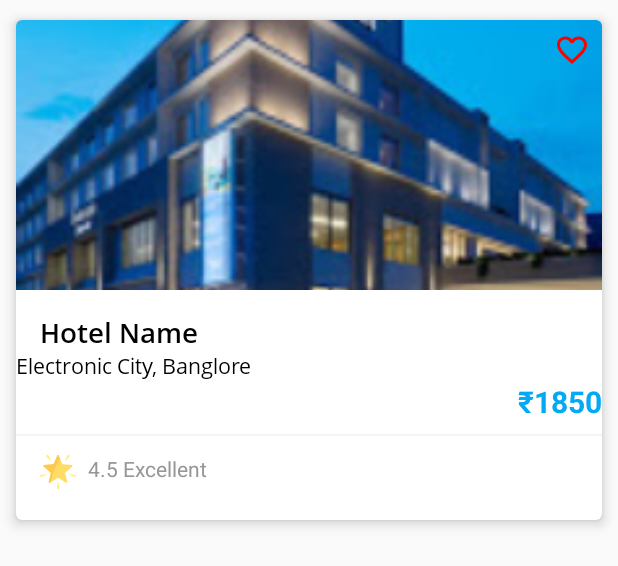
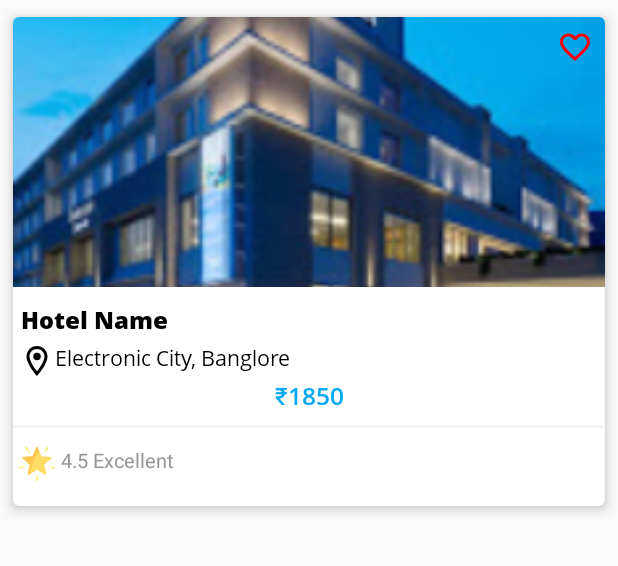
Before and after one commit to anyemiuser/OmOwner-master-110819-1131, an Android app: the layout recommended_hotel.xml on its own in the app's theme, with its tools: preview values and no code run, on a phone screen of 412 x 824 dp. Shown: the top 566 px of the screen. Run offline under Robolectric (Android 15) with nearby library versions, the phone set to English and light mode, and no system bars.

Commit message:
recommonded  hotel improvements

```diff
--- a/app/src/main/java/com/anyemi/omrooms/Adapters/HotelAdapter.java
+++ b/app/src/main/java/com/anyemi/omrooms/Adapters/HotelAdapter.java
@@ -10,13 +10,10 @@ import android.widget.ImageView;
 import android.widget.TextView;
 
 import com.anyemi.omrooms.Model.Top10Hotel;
-import com.anyemi.omrooms.Model.TopHotels;
-import com.anyemi.omrooms.Models.Hotels;
 import com.anyemi.omrooms.R;
 import com.bumptech.glide.Glide;
 import com.bumptech.glide.load.engine.DiskCacheStrategy;
 
-import java.util.ArrayList;
 import java.util.List;
 
 public class HotelAdapter extends RecyclerView.Adapter<HotelAdapter.MyHotelViewHolder> {
@@ -33,7 +30,7 @@ public class HotelAdapter extends RecyclerView.Adapter<HotelAdapter.MyHotelViewH
     @NonNull
     @Override
     public MyHotelViewHolder onCreateViewHolder(@NonNull ViewGroup viewGroup, int i) {
-        View view = LayoutInflater.from(viewGroup.getContext()).inflate(R.layout.recomonded_hotel, viewGroup, false);
+        View view = LayoutInflater.from(viewGroup.getContext()).inflate(R.layout.recommended_hotel, viewGroup, false);
         return new MyHotelViewHolder(view);
     }
 
--- /dev/null
+++ b/app/src/main/res/drawable/ic_outline_location.xml
@@ -0,0 +1,12 @@
+<vector xmlns:android="http://schemas.android.com/apk/res/android"
+    android:width="24dp"
+    android:height="24dp"
+    android:viewportWidth="24"
+    android:viewportHeight="24">
+  <path
+      android:fillColor="#FF000000"
+      android:pathData="M12,2C8.13,2 5,5.13 5,9c0,5.25 7,13 7,13s7,-7.75 7,-13c0,-3.87 -3.13,-7 -7,-7zM7,9c0,-2.76 2.24,-5 5,-5s5,2.24 5,5c0,2.88 -2.88,7.19 -5,9.88C9.92,16.21 7,11.85 7,9z"/>
+  <path
+      android:fillColor="#FF000000"
+      android:pathData="M12,9m-2.5,0a2.5,2.5 0,1 1,5 0a2.5,2.5 0,1 1,-5 0"/>
+</vector>
--- a/app/src/main/res/layout/recomonded_hotel.xml
+++ b/app/src/main/res/layout/recommended_hotel.xml
@@ -6,14 +6,13 @@
 
     <android.support.v7.widget.CardView xmlns:android="http://schemas.android.com/apk/res/android"
         xmlns:app="http://schemas.android.com/apk/res-auto"
-        xmlns:tools="http://schemas.android.com/tools"
         android:layout_width="match_parent"
         android:layout_height="wrap_content"
-        android:layout_margin="4dp"
-        android:layout_marginStart="8dp"
-        android:layout_marginTop="8dp"
-        android:layout_marginEnd="8dp"
-        android:layout_marginBottom="8dp"
+        android:layout_margin="2dp"
+        android:layout_marginStart="4dp"
+        android:layout_marginTop="4dp"
+        android:layout_marginEnd="4dp"
+        android:layout_marginBottom="4dp"
         app:cardCornerRadius="4dp"
         app:cardElevation="5dp"
         app:cardUseCompatPadding="true"
@@ -30,13 +29,13 @@
                 android:layout_width="match_parent"
                 android:layout_height="wrap_content"
                 android:orientation="vertical"
-                android:paddingBottom="16dp">
+                android:paddingBottom="14dp">
 
                 <ImageView
                     android:id="@+id/hotels_image"
                     android:layout_width="match_parent"
                     android:layout_height="180dp"
-                    android:layout_marginBottom="16dp"
+                    android:layout_marginBottom="10dp"
                     android:clickable="true"
                     android:foreground="?android:attr/selectableItemBackgroundBorderless"
                     android:scaleType="centerCrop"
@@ -46,63 +45,73 @@
                     android:id="@+id/hotels_name"
                     android:layout_width="match_parent"
                     android:layout_height="wrap_content"
-                    android:layout_marginLeft="16dp"
-                    android:layout_marginRight="16dp"
-                    android:fontFamily="@font/opensans_semibold"
+                    android:layout_marginStart="5dp"
+                    android:layout_marginEnd="8dp"
+                    android:layout_marginBottom="4dp"
+                    android:fontFamily="@font/opensans_extrabold"
                     android:text="Hotel Name"
+                    android:textAlignment="viewStart"
                     android:textColor="#000000"
-                    android:textSize="18sp" />
-
+                    android:textSize="16sp" />
 
 
                 <TextView
                     android:id="@+id/area_name"
                     android:layout_width="match_parent"
                     android:layout_height="wrap_content"
-                        android:layout_gravity="center"
-                        android:layout_weight="50"
+                    android:layout_marginStart="4dp"
+                    android:drawableStart="@drawable/ic_outline_location"
                     android:fontFamily="@font/opensans_regular"
+                    android:maxLines="1"
                     android:text="Electronic City, Banglore"
-                        android:textColor="#000000" />
+                    android:textAlignment="viewStart"
+                    android:textColor="#000000"
+                    android:textSize="14sp" />
 
                 <TextView
                     android:id="@+id/price_range"
                     android:layout_width="match_parent"
                     android:layout_height="wrap_content"
+                    android:layout_gravity="center"
                     android:layout_weight="50"
+                    android:fontFamily="@font/opensans_semibold"
                     android:text="₹1850"
-                        android:textAlignment="textEnd"
+                    android:textAlignment="center"
                     android:textColor="@color/colorPrimary"
-                        android:textSize="20sp"
+                    android:textSize="16sp"
                     android:textStyle="bold" />
-
 
 
                 <View
                     android:layout_width="match_parent"
-                    android:layout_height="1dp"
+                    android:layout_height="2dp"
                     android:layout_marginTop="8dp"
                     android:layout_marginBottom="8dp"
                     android:background="#f5f5f5" />
 
                 <RelativeLayout
-                    android:layout_width="match_parent"
+                    android:layout_width="wrap_content"
                     android:layout_height="wrap_content"
-                    android:layout_marginLeft="16dp"
+                    android:layout_marginLeft="4dp"
                     android:layout_marginTop="4dp"
                     android:layout_marginRight="16dp"
-                    android:layout_marginBottom="4dp"
-                    android:layout_weight="100">
+                    android:layout_marginBottom="2dp"
+                    android:layout_weight="2">
 
                     <TextView
                         android:id="@+id/hotel_rating"
                         android:layout_width="wrap_content"
                         android:layout_height="wrap_content"
-                        android:drawableLeft="@drawable/ic_star"
-                        android:drawablePadding="8dp"
+                        android:layout_alignParentStart="true"
+                        android:layout_alignParentTop="true"
+                        android:layout_marginStart="0dp"
+                        android:layout_marginTop="0dp"
+                        android:drawableStart="@drawable/ic_star"
+                        android:drawablePadding="4dp"
+                        android:fontFamily="sans-serif"
                         android:text="4.5 Excellent"
                         android:textColor="#969696"
-                        android:textSize="14sp" />
+                        android:textSize="13sp" />
 
 
                 </RelativeLayout>
```
Lines whose indentation alone changed are shown as unchanged.
